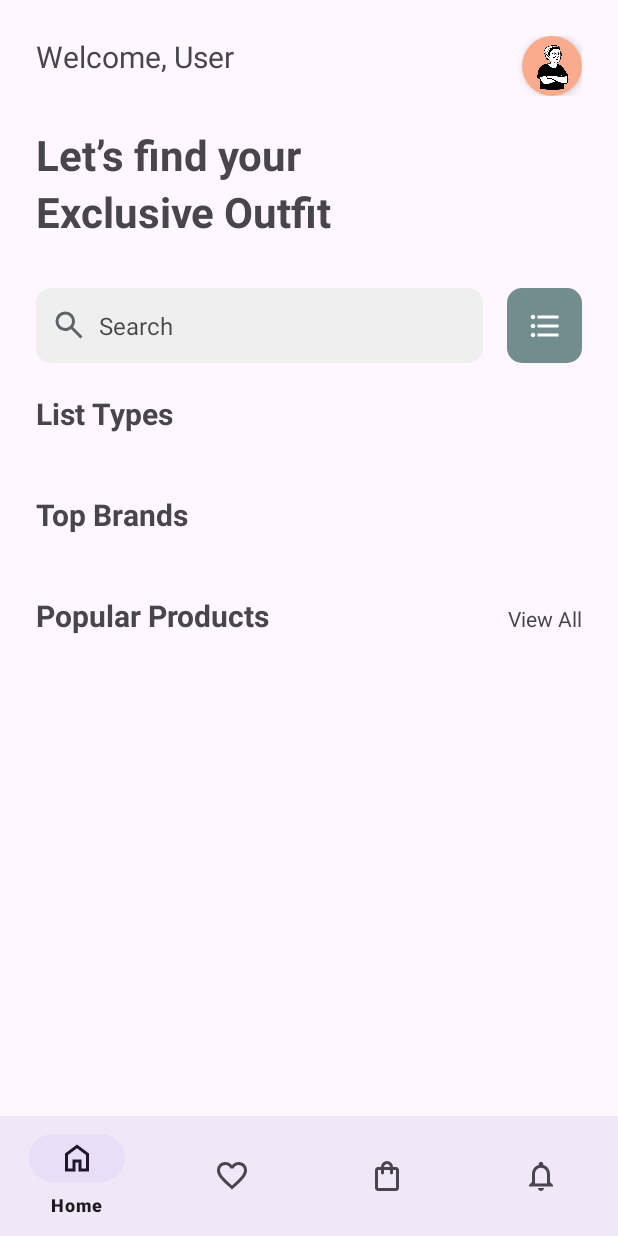
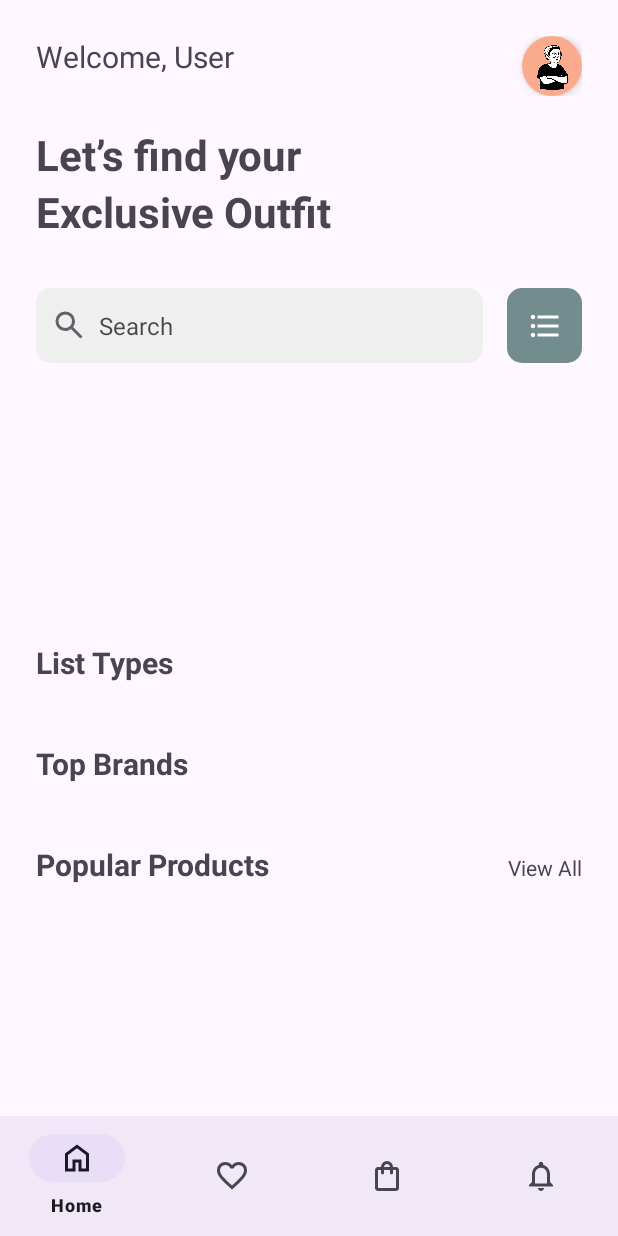
Before and after one commit to lopica/holawear-backend, an Android app: the screen it shows after launch (MainActivity), on a phone screen of 412 x 824 dp. Run offline under Robolectric (Android 15) with nearby library versions, the phone set to English and light mode, and no system bars; pictures from the network do not load.

Commit message:
feat: (mobile) connect firebase for banner

```diff
--- a/mobile app/app/build.gradle.kts
+++ b/mobile app/app/build.gradle.kts
@@ -1,5 +1,6 @@
 plugins {
     alias(libs.plugins.android.application)
+    alias(libs.plugins.google.gms.google.services)
 }
 
 android {
@@ -47,6 +48,7 @@ dependencies {
     implementation(libs.material)
     implementation(libs.activity)
     implementation(libs.constraintlayout)
+    implementation(libs.firebase.database)
     testImplementation(libs.junit)
     androidTestImplementation(libs.ext.junit)
     androidTestImplementation(libs.espresso.core)
--- a/mobile app/app/src/main/java/vn/edu/fpt/holawear/activities/main/HomeFragment.java
+++ b/mobile app/app/src/main/java/vn/edu/fpt/holawear/activities/main/HomeFragment.java
@@ -161,6 +161,8 @@ public class HomeFragment extends Fragment {
         });
     }
 
+    //
+
     @Override
     public void onDestroyView() {
         super.onDestroyView();
--- a/mobile app/app/src/main/res/layout/fragment_home.xml
+++ b/mobile app/app/src/main/res/layout/fragment_home.xml
@@ -1,5 +1,4 @@
-<androidx.constraintlayout.widget.ConstraintLayout
-    xmlns:android="http://schemas.android.com/apk/res/android"
+<androidx.constraintlayout.widget.ConstraintLayout xmlns:android="http://schemas.android.com/apk/res/android"
     xmlns:app="http://schemas.android.com/apk/res-auto"
     xmlns:tools="http://schemas.android.com/tools"
     android:layout_width="match_parent"
@@ -20,17 +19,17 @@
             <LinearLayout
                 android:layout_width="match_parent"
                 android:layout_height="wrap_content"
-                android:orientation="horizontal"
-                android:gravity="center_vertical">
+                android:gravity="center_vertical"
+                android:orientation="horizontal">
 
                 <TextView
+                    android:id="@+id/textViewHey"
                     android:layout_width="wrap_content"
                     android:layout_height="wrap_content"
+                    android:layout_gravity="start"
                     android:text="@string/hey_text"
                     android:textSize="20sp"
-                    android:textStyle="normal"
-                    android:layout_gravity="start"
-                    android:id="@+id/textViewHey" />
+                    android:textStyle="normal" />
 
                 <View
                     android:layout_width="0dp"
@@ -45,34 +44,35 @@
                     app:cardElevation="4dp">
 
                     <ImageView
+                        android:id="@+id/imageViewAvatar"
                         android:layout_width="match_parent"
                         android:layout_height="match_parent"
+                        android:contentDescription="@string/avatar_description"
                         android:scaleType="centerCrop"
-                        android:contentDescription="@string/avatar_description"
-                        android:id="@+id/imageViewAvatar"
                         android:src="@mipmap/avatar1" />
                 </androidx.cardview.widget.CardView>
             </LinearLayout>
 
             <TextView
+                android:id="@+id/textViewFindYour"
                 android:layout_width="wrap_content"
                 android:layout_height="wrap_content"
+                android:layout_gravity="start"
                 android:layout_marginTop="20dp"
                 android:text="@string/find_your"
                 android:textSize="28sp"
-                android:textStyle="bold"
-                android:layout_gravity="start"
-                android:id="@+id/textViewFindYour" />
+                android:textStyle="bold" />
 
             <TextView
+                android:id="@+id/textViewExclusiveOutfit"
                 android:layout_width="wrap_content"
                 android:layout_height="wrap_content"
+                android:layout_gravity="start"
                 android:text="@string/exclusive_outfit"
                 android:textSize="28sp"
-                android:textStyle="bold"
-                android:layout_gravity="start"
-                android:id="@+id/textViewExclusiveOutfit" />
+                android:textStyle="bold" />
 
+            <!-- Search bar -->
             <LinearLayout
                 android:layout_width="match_parent"
                 android:layout_height="wrap_content"
@@ -98,8 +98,8 @@
                     android:layout_width="0dp"
                     android:layout_height="50dp"
                     android:layout_weight="1"
+                    android:background="@drawable/edittext_bg"
                     android:orientation="horizontal"
-                    android:background="@drawable/edittext_bg"
                     android:padding="10dp">
 
                     <!-- Search Icon -->
@@ -107,24 +107,22 @@
                         android:layout_width="24dp"
                         android:layout_height="24dp"
                         android:layout_gravity="center_vertical"
-                        android:src="@drawable/search_24dp"
-                        android:layout_marginEnd="8dp" />
+                        android:layout_marginEnd="8dp"
+                        android:src="@drawable/search_24dp" />
 
                     <!-- Search Button -->
                     <TextView
                         android:id="@+id/searchButton"
                         android:layout_width="match_parent"
                         android:layout_height="match_parent"
+                        android:alpha="0.7"
                         android:background="@android:color/transparent"
                         android:gravity="start|center_vertical"
                         android:text="@string/search_hint"
                         android:textColor="@color/black"
-                        android:textSize="16sp"
-                        android:alpha="0.7"
-                        />
+                        android:textSize="16sp" />
 
                 </LinearLayout>
-
 
 
                 <ImageButton
@@ -133,88 +131,115 @@
                     android:layout_height="50dp"
                     android:layout_marginStart="16dp"
                     android:background="@drawable/button1_bg"
+                    android:contentDescription="Enter How Much Cookies You Want"
+                    android:scaleType="center"
                     android:src="@drawable/baseline_format_list_bulleted_24"
-                    android:scaleType="center"
-                    app:tint="#ffffff"
-                    android:contentDescription="Enter How Much Cookies You Want"
-                    app:backgroundTint="@null" />
+                    app:backgroundTint="@null"
+                    app:tint="#ffffff" />
             </LinearLayout>
+
+            <!-- banner slider -->
+            <androidx.constraintlayout.widget.ConstraintLayout
+                android:layout_width="match_parent"
+                android:layout_height="150dp"
+                android:layout_marginTop="16dp">
+
+                <!--                <ProgressBar-->
+                <!--                    android:id="@+id/progressBarBanner"-->
+                <!--                    style="?android:attr/progressBarStyle"-->
+                <!--                    android:layout_width="wrap_content"-->
+                <!--                    android:layout_height="wrap_content"-->
+                <!--                    app:layout_constraintBottom_toBottomOf="@+id/viewPagerSlider"-->
+                <!--                    app:layout_constraintEnd_toEndOf="parent"-->
+                <!--                    app:layout_constraintStart_toStartOf="parent"-->
+                <!--                    app:layout_constraintTop_toTopOf="parent" />-->
+
+                <androidx.viewpager2.widget.ViewPager2
+                    android:id="@+id/viewPagerSlider"
+                    android:layout_width="match_parent"
+                    android:layout_height="match_parent"
+                    android:paddingStart="24dp"
+                    android:paddingEnd="24dp"
+                    app:layout_constraintEnd_toEndOf="parent"
+                    app:layout_constraintStart_toStartOf="parent"
+                    app:layout_constraintTop_toTopOf="parent" />
+            </androidx.constraintlayout.widget.ConstraintLayout>
 
             <!--Top Types-->
             <LinearLayout
                 android:layout_width="match_parent"
                 android:layout_height="wrap_content"
-                android:orientation="vertical"
-                >
+                android:orientation="vertical">
+
                 <TextView
+                    android:id="@+id/tvListTypes"
                     android:layout_width="match_parent"
                     android:layout_height="wrap_content"
                     android:layout_marginTop="20dp"
                     android:layout_marginBottom="20sp"
                     android:text="List Types"
                     android:textSize="20sp"
-                    android:textStyle="bold"
-                    android:id="@+id/tvListTypes"
-                    />
+                    android:textStyle="bold" />
+
                 <androidx.recyclerview.widget.RecyclerView
                     android:id="@+id/rvListTypes"
                     android:layout_width="match_parent"
                     android:layout_height="match_parent"
                     android:clipToPadding="false"
-                    android:scrollbars="vertical"/>
+                    android:scrollbars="vertical" />
             </LinearLayout>
 
             <!--Top brands-->
             <LinearLayout
                 android:layout_width="match_parent"
                 android:layout_height="wrap_content"
-                android:orientation="vertical"
-                >
+                android:orientation="vertical">
+
                 <TextView
+                    android:id="@+id/tvTopBrands"
                     android:layout_width="match_parent"
                     android:layout_height="wrap_content"
                     android:layout_marginTop="20dp"
                     android:layout_marginBottom="20sp"
                     android:text="Top Brands"
                     android:textSize="20sp"
-                    android:textStyle="bold"
-                    android:id="@+id/tvTopBrands"
-                    />
+                    android:textStyle="bold" />
+
                 <androidx.recyclerview.widget.RecyclerView
                     android:id="@+id/rvTopBrands"
                     android:layout_width="match_parent"
                     android:layout_height="match_parent"
                     android:clipToPadding="false"
-                    android:scrollbars="vertical"/>
+                    android:scrollbars="vertical" />
             </LinearLayout>
 
             <!--Popular products-->
             <LinearLayout
                 android:layout_width="match_parent"
                 android:layout_height="wrap_content"
-                android:orientation="vertical"
-                >
+                android:orientation="vertical">
+
                 <LinearLayout
                     android:layout_width="match_parent"
                     android:layout_height="match_parent"
                     android:orientation="horizontal">
+
                     <TextView
+                        android:id="@+id/tvPopularProducts"
                         android:layout_width="wrap_content"
                         android:layout_height="wrap_content"
-                        android:layout_weight="1"
                         android:layout_marginTop="20dp"
                         android:layout_marginBottom="20sp"
+                        android:layout_weight="1"
                         android:text="Popular Products"
                         android:textSize="20sp"
-                        android:textStyle="bold"
-                        android:id="@+id/tvPopularProducts"
-                        />
+                        android:textStyle="bold" />
+
                     <TextView
                         android:layout_width="wrap_content"
                         android:layout_height="wrap_content"
                         android:layout_marginTop="20dp"
-                        android:text="View All"
-                        />
+                        android:text="View All" />
                 </LinearLayout>
 
 
@@ -223,7 +248,7 @@
                     android:layout_width="match_parent"
                     android:layout_height="match_parent"
                     android:clipToPadding="false"
-                    android:scrollbars="vertical"/>
+                    android:scrollbars="vertical" />
             </LinearLayout>
 
 
@@ -231,5 +256,4 @@
     </androidx.core.widget.NestedScrollView>
 
 
-
 </androidx.constraintlayout.widget.ConstraintLayout>
--- a/mobile app/build.gradle.kts
+++ b/mobile app/build.gradle.kts
@@ -1,4 +1,5 @@
 // Top-level build file where you can add configuration options common to all sub-projects/modules.
 plugins {
     alias(libs.plugins.android.application) apply false
+    alias(libs.plugins.google.gms.google.services) apply false
 }
--- a/mobile app/gradle/libs.versions.toml
+++ b/mobile app/gradle/libs.versions.toml
@@ -7,6 +7,8 @@ appcompat = "1.7.0"
 material = "1.12.0"
 activity = "1.9.1"
 constraintlayout = "2.1.4"
+googleGmsGoogleServices = "4.4.2"
+firebaseDatabase = "21.0.0"
 
 [libraries]
 junit = { group = "junit", name = "junit", version.ref = "junit" }
@@ -16,6 +18,8 @@ appcompat = { group = "androidx.appcompat", name = "appcompat", version.ref = "a
 material = { group = "com.google.android.material", name = "material", version.ref = "material" }
 activity = { group = "androidx.activity", name = "activity", version.ref = "activity" }
 constraintlayout = { group = "androidx.constraintlayout", name = "constraintlayout", version.ref = "constraintlayout" }
+firebase-database = { group = "com.google.firebase", name = "firebase-database", version.ref = "firebaseDatabase" }
 
 [plugins]
 android-application = { id = "com.android.application", version.ref = "agp" }
+google-gms-google-services = { id = "com.google.gms.google-services", version.ref = "googleGmsGoogleServices" }
```
Also changed, not shown: 8 other files. Lines whose indentation alone changed are shown as unchanged.
